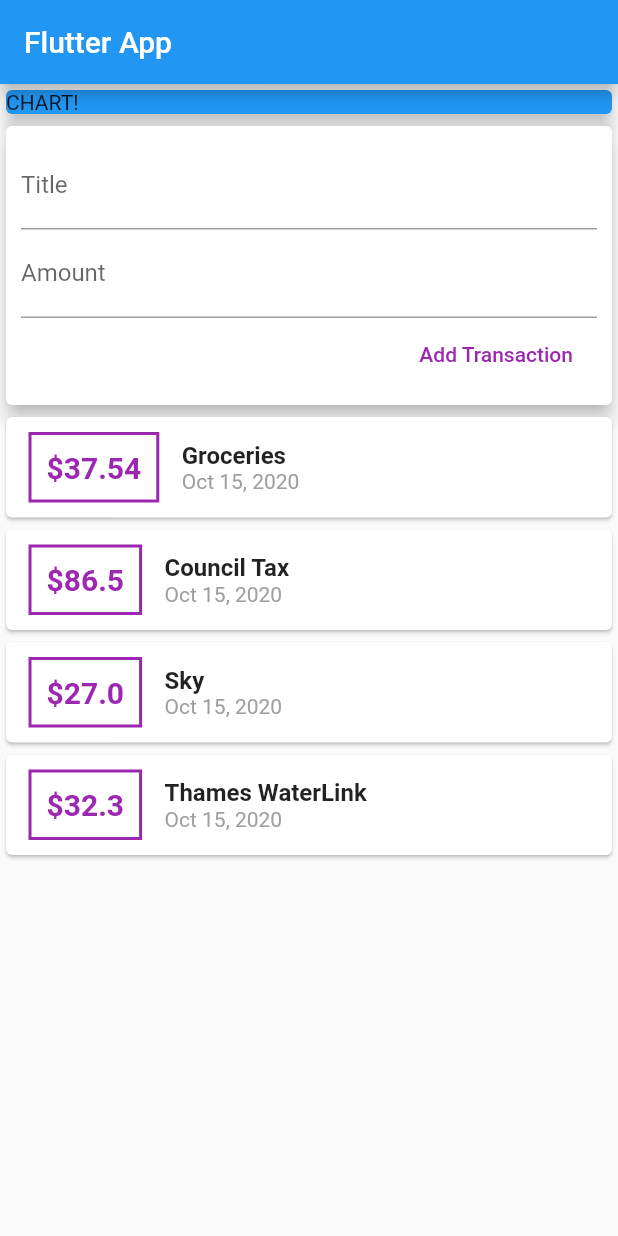
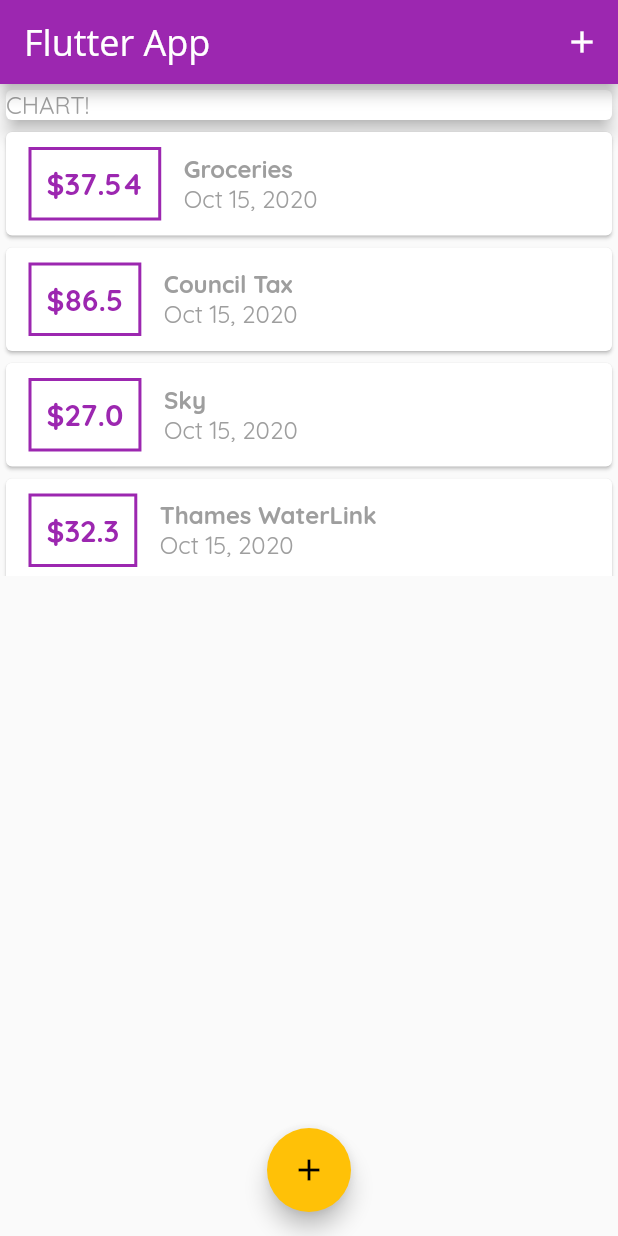
Before and after one commit to DZamora94/flutter_first_app, a Flutter app: the screen it shows after launch, on a phone screen of 412 x 824 dp. Run offline on Flutter 3.47's test engine with Material 2 defaults, Android fonts, the phone set to English and light mode, and no system bars.

Commit message:
feat(new_transaction and home): stateful

```diff
--- a/lib/main.dart
+++ b/lib/main.dart
@@ -1,6 +1,8 @@
 import 'package:flutter/material.dart';
+import 'package:flutter_first_app/widgets/transaction_list.dart';
 
-import './widgets/user_transactions.dart';
+import './widgets/new_transaction.dart';
+import './models/transaction.dart';
 
 void main() => runApp(MyApp());
 
@@ -9,22 +11,98 @@ class MyApp extends StatelessWidget {
   Widget build(BuildContext context) {
     return MaterialApp(
       title: 'Flutter App',
+      theme: ThemeData(
+        primarySwatch: Colors.purple,
+        accentColor: Colors.amber,
+        fontFamily: 'Quicksand',
+        appBarTheme: AppBarTheme(
+          textTheme: ThemeData.light().textTheme.copyWith(
+                headline6: TextStyle(fontFamily: 'OpenSans', fontSize: 24),
+              ),
+        ),
+        textTheme: ThemeData.light().textTheme.copyWith(
+              headline6: TextStyle(fontFamily: 'OpenSans', fontSize: 22),
+              bodyText1: TextStyle(fontSize: 20),
+              bodyText2: TextStyle(fontSize: 16, color: Colors.grey),
+            ),
+      ),
       home: MyHomePage(),
     );
   }
 }
 
-class MyHomePage extends StatelessWidget {
-  // String titleInput;
-  // String amountInput;
+class MyHomePage extends StatefulWidget {
+  @override
+  _MyHomePageState createState() => _MyHomePageState();
+}
+
+class _MyHomePageState extends State<MyHomePage> {
+  final List<Transaction> _transactions = [
+    Transaction(
+      id: 't1',
+      title: 'Groceries',
+      amount: 37.54,
+      date: DateTime.now(),
+    ),
+    Transaction(
+      id: 't2',
+      title: 'Council Tax',
+      amount: 86.50,
+      date: DateTime.now(),
+    ),
+    Transaction(
+      id: 't3',
+      title: 'Sky',
+      amount: 27,
+      date: DateTime.now(),
+    ),
+    Transaction(
+      id: 't4',
+      title: 'Thames WaterLink',
+      amount: 32.3,
+      date: DateTime.now(),
+    ),
+  ];
+
+  void _addNewTransaction(String title, double amount) {
+    final newTransaction = Transaction(
+      id: DateTime.now().toString(),
+      title: title,
+      amount: amount,
+      date: DateTime.now(),
+    );
+
+    setState(() {
+      _transactions.add(newTransaction);
+    });
+  }
+
   final titleController = TextEditingController();
+
   final amountController = TextEditingController();
+
+  void _startAddNewTransaction(BuildContext ctx) {
+    showModalBottomSheet(
+      context: ctx,
+      builder: (_) => GestureDetector(
+        onTap: () {},
+        child: NewTransaction(_addNewTransaction),
+        behavior: HitTestBehavior.opaque,
+      ),
+    );
+  }
 
   @override
   Widget build(BuildContext context) {
     return Scaffold(
       appBar: AppBar(
         title: Text('Flutter App'),
+        actions: [
+          IconButton(
+            icon: Icon(Icons.add),
+            onPressed: () => _startAddNewTransaction(context),
+          )
+        ],
       ),
       body: SingleChildScrollView(
         child: Column(
@@ -34,14 +112,18 @@ class MyHomePage extends StatelessWidget {
             Container(
               width: double.infinity,
               child: Card(
-                color: Colors.blue,
                 child: Text('CHART!'),
                 elevation: 5,
               ),
             ),
-            UserTransactions(),
+            TransactionList(_transactions),
           ],
         ),
+      ),
+      floatingActionButtonLocation: FloatingActionButtonLocation.centerFloat,
+      floatingActionButton: FloatingActionButton(
+        child: Icon(Icons.add),
+        onPressed: () => _startAddNewTransaction(context),
       ),
     );
   }
--- a/lib/widgets/user_transactions.dart
+++ /dev/null
@@ -1,63 +0,0 @@
-import 'package:flutter/material.dart';
-
-import '../models/transaction.dart';
-
-import './new_transaction.dart';
-import './transaction_list.dart';
-
-class UserTransactions extends StatefulWidget {
-  @override
-  _UserTransactionsState createState() => _UserTransactionsState();
-}
-
-class _UserTransactionsState extends State<UserTransactions> {
-  final List<Transaction> _transactions = [
-    Transaction(
-      id: 't1',
-      title: 'Groceries',
-      amount: 37.54,
-      date: DateTime.now(),
-    ),
-    Transaction(
-      id: 't2',
-      title: 'Council Tax',
-      amount: 86.50,
-      date: DateTime.now(),
-    ),
-    Transaction(
-      id: 't3',
-      title: 'Sky',
-      amount: 27,
-      date: DateTime.now(),
-    ),
-    Transaction(
-      id: 't4',
-      title: 'Thames WaterLink',
-      amount: 32.3,
-      date: DateTime.now(),
-    ),
-  ];
-
-  void _addNewTransaction(String title, double amount) {
-    final newTransaction = Transaction(
-      id: DateTime.now().toString(),
-      title: title,
-      amount: amount,
-      date: DateTime.now(),
-    );
-
-    setState(() {
-      _transactions.add(newTransaction);
-    });
-  }
-
-  @override
-  Widget build(BuildContext context) {
-    return Column(
-      children: [
-        NewTransaction(_addNewTransaction),
-        TransactionList(_transactions),
-      ],
-    );
-  }
-}
```
Also changed, not shown: lib/widgets/new_transaction.dart (+29 -6 lines).
